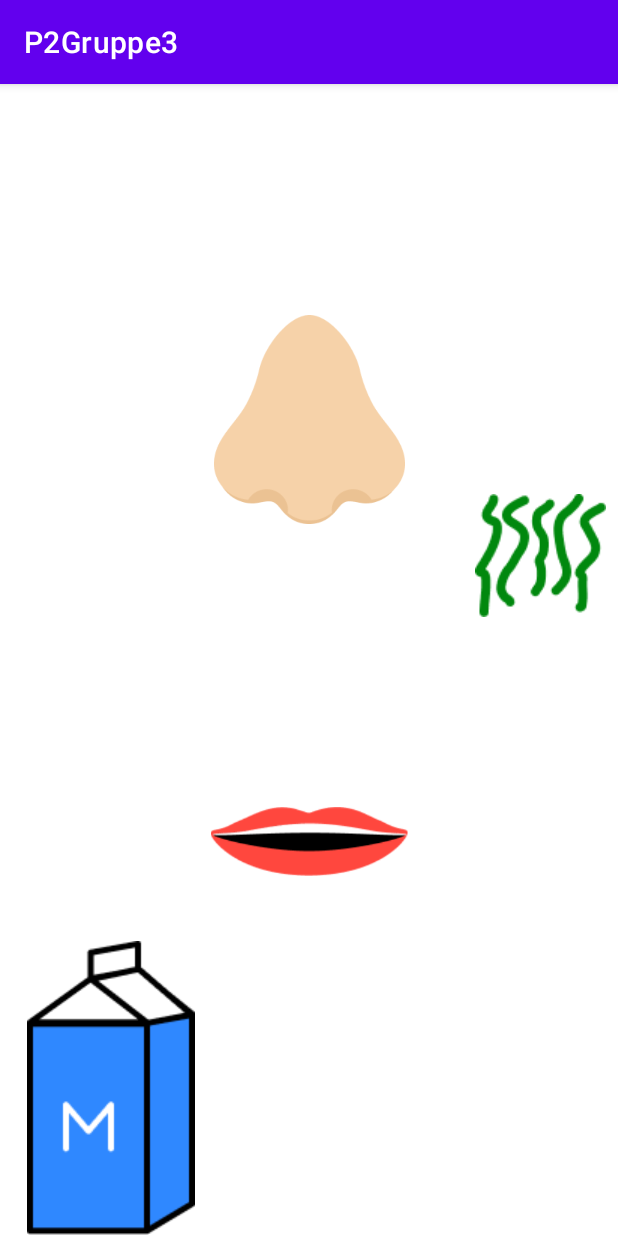
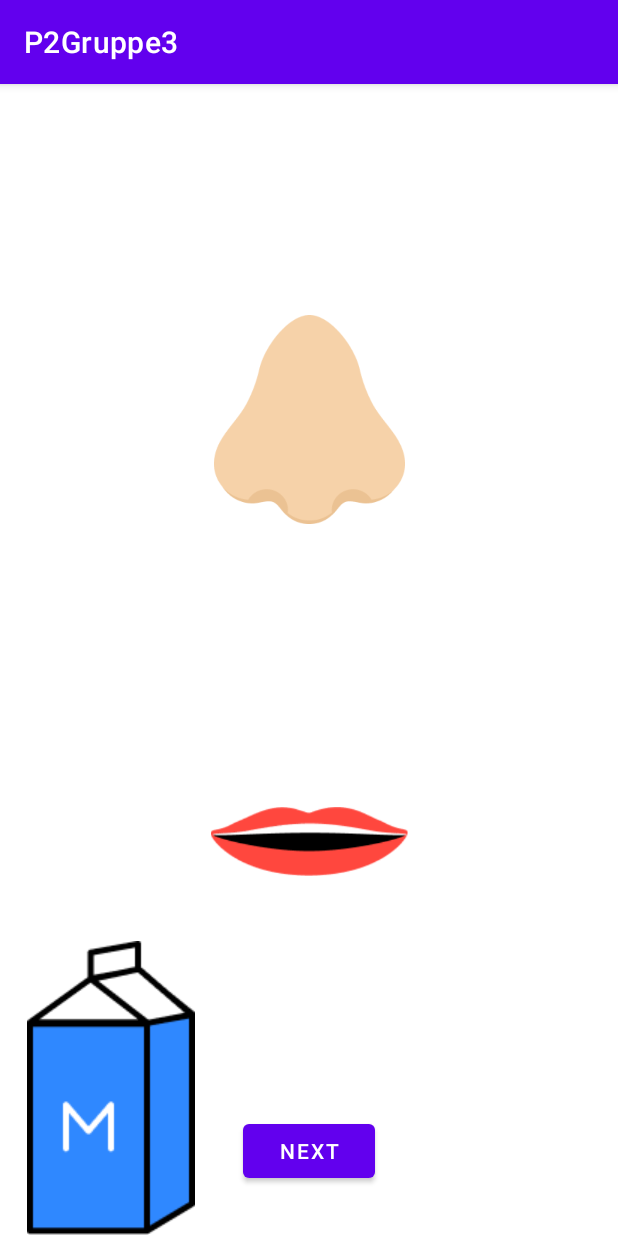
Before and after one commit to MishiMads/P2Gruppe3, an Android app: the MiniGame1 screen opened directly, with no data from a screen before it, after a tap on an icon or button, on a phone screen of 412 x 824 dp. Run offline under Robolectric (Android 15) with nearby library versions, the phone set to English and light mode, and no system bars.

Commit message:
Mini game 1 DONE

```diff
--- a/app/src/main/java/com/example/p2gruppe3/MiniGame1.java
+++ b/app/src/main/java/com/example/p2gruppe3/MiniGame1.java
@@ -2,54 +2,87 @@ package com.example.p2gruppe3;
 
 import androidx.appcompat.app.AppCompatActivity;
 
+import android.media.Image;
 import android.os.Bundle;
 import android.view.View;
+import android.widget.Button;
 import android.widget.ImageButton;
 import android.widget.ImageView;
 
 public class MiniGame1 extends AppCompatActivity {
-private static ImageView goodNose;
+
+    private static ImageView goodMilk;
+    private static ImageView badMilk;
 private static ImageView neutralMouth;
 private static ImageView happyMouth;
 private static ImageView badMouth;
 private static ImageView bad;
-    private static ImageButton badMilkImgButton;
+private static ImageView Stank;
+private static ImageView Stank2;
+private static ImageButton badMilkButton;
+private static ImageButton goodMilkButton;
+private static ImageButton badEggButton;
+private static ImageButton goodEggButton;
+private static ImageButton badMeatButton;
+private static ImageButton goodMeatButton;
 
-    private static ImageButton goodMilkImgButton;
-    private int currentImage;
-    int[] images={R.drawable.good_nose,R.drawable.bad_nose__1_};
-
-
-    public static void setters(ImageView badNose) {
-        MiniGame1.bad = bad;
-
-    }
-
-    public static void setGoodMilkImgButton(ImageButton goodMilkImgButton) {
-        MiniGame1.goodMilkImgButton = goodMilkImgButton;
-    }
+private static Button nextButton;
+private int nextBtn = 0;
 
     @Override
     protected void onCreate(Bundle savedInstanceState) {
         super.onCreate(savedInstanceState);
         setContentView(R.layout.activity_mini_game1);
+
+        goodMilk=(ImageView)findViewById(R.id.goodMilk);
+        goodMilkButtonClick();
+
+        badMilk=(ImageView)findViewById(R.id.badMilk);
         badMilkButtonClick();
-        goodMilkButtonClick();
+
         bad=(ImageView)findViewById(R.id.bad);
         bad.setVisibility(View.INVISIBLE);
+
+        Stank=(ImageView)findViewById(R.id.Stank);
+
         neutralMouth=(ImageView)findViewById(R.id.neutralMouth);
         neutralMouth.setVisibility(View.VISIBLE);
+
         badMouth=(ImageView)findViewById(R.id.badMouth);
         badMouth.setVisibility(View.INVISIBLE);
+
         happyMouth=(ImageView)findViewById(R.id.happyMouth);
         happyMouth.setVisibility(View.INVISIBLE);
+
+        nextButton=(Button)findViewById(R.id.nextButton);
+        nextButton.setVisibility(View.INVISIBLE);
+        nextButtonClick();
+
+        goodEggButton=(ImageButton)findViewById(R.id.goodEgg);
+        goodEggButton.setVisibility(View.INVISIBLE);
+        goodEggButtonClick();
+
+        badEggButton=(ImageButton)findViewById(R.id.badEgg);
+        badEggButton.setVisibility(View.INVISIBLE);
+        badEggButtonClick();
+
+        Stank2=(ImageView)findViewById(R.id.Stank2);
+        Stank2.setVisibility(View.INVISIBLE);
+
+        goodMeatButton=(ImageButton)findViewById(R.id.goodMeat);
+        goodMeatButton.setVisibility(View.INVISIBLE);
+        goodMeatButtonClick();
+
+        badMeatButton=(ImageButton)findViewById(R.id.badMeat);
+        badMeatButton.setVisibility(View.INVISIBLE);
+        badMeatButtonClick();
     }
 
     public void badMilkButtonClick() {
-        goodNose = (ImageView) findViewById(R.id.goodNose);
-        badMilkImgButton = (ImageButton) findViewById(R.id.badMilk);
 
-        badMilkImgButton.setOnClickListener(
+        badMilkButton = (ImageButton) findViewById(R.id.badMilk);
+
+        badMilkButton.setOnClickListener(
                 new View.OnClickListener() {
                     @Override
                     public void onClick(View view) {
@@ -58,15 +91,16 @@ private static ImageView bad;
                         neutralMouth.setVisibility(View.INVISIBLE);
                         happyMouth.setVisibility(View.INVISIBLE);
                         badMouth.setVisibility(View.VISIBLE);
+                        nextButton.setVisibility(View.INVISIBLE);
                     }
                 }
         );
     }
     public void goodMilkButtonClick() {
-            goodNose = (ImageView) findViewById(R.id.goodNose);
-            goodMilkImgButton = (ImageButton) findViewById(R.id.goodMilk);
 
-            goodMilkImgButton.setOnClickListener(
+            goodMilkButton = (ImageButton) findViewById(R.id.goodMilk);
+
+            goodMilkButton.setOnClickListener(
                     new View.OnClickListener() {
                         @Override
                         public void onClick(View view) {
@@ -75,10 +109,138 @@ private static ImageView bad;
                             badMouth.setVisibility(View.INVISIBLE);
                             neutralMouth.setVisibility(View.INVISIBLE);
                             happyMouth.setVisibility(View.VISIBLE);
+                            nextButton.setVisibility(View.VISIBLE);
+                            badMilkButton.setVisibility(View.INVISIBLE);
+                            Stank.setVisibility(View.INVISIBLE);
                         }
                     }
             );
-
     }
 
+    public void badEggButtonClick() {
+
+        badEggButton = (ImageButton) findViewById(R.id.badEgg);
+
+        badEggButton.setOnClickListener(
+                new View.OnClickListener() {
+                    @Override
+                    public void onClick(View view) {
+
+                        bad.setVisibility(View.VISIBLE);
+                        neutralMouth.setVisibility(View.INVISIBLE);
+                        happyMouth.setVisibility(View.INVISIBLE);
+                        badMouth.setVisibility(View.VISIBLE);
+                        nextButton.setVisibility(View.INVISIBLE);
+                    }
+                }
+        );
+    }
+
+    public void goodEggButtonClick() {
+
+        goodEggButton = (ImageButton) findViewById(R.id.goodEgg);
+
+        goodEggButton.setOnClickListener(
+                new View.OnClickListener() {
+                    @Override
+                    public void onClick(View view) {
+
+                        bad.setVisibility(View.INVISIBLE);
+                        neutralMouth.setVisibility(View.INVISIBLE);
+                        happyMouth.setVisibility(View.VISIBLE);
+                        badMouth.setVisibility(View.INVISIBLE);
+                        nextButton.setVisibility(View.VISIBLE);
+                        badEggButton.setVisibility(View.INVISIBLE);
+                        Stank2.setVisibility(View.INVISIBLE);
+                    }
+                }
+        );
+    }
+
+    public void badMeatButtonClick() {
+
+        badMeatButton = (ImageButton) findViewById(R.id.badMeat);
+
+        badMeatButton.setOnClickListener(
+                new View.OnClickListener() {
+                    @Override
+                    public void onClick(View view) {
+
+                        bad.setVisibility(View.VISIBLE);
+                        neutralMouth.setVisibility(View.INVISIBLE);
+                        happyMouth.setVisibility(View.INVISIBLE);
+                        badMouth.setVisibility(View.VISIBLE);
+                        nextButton.setVisibility(View.INVISIBLE);
+                    }
+                }
+        );
+    }
+
+    public void goodMeatButtonClick() {
+
+        goodMeatButton = (ImageButton) findViewById(R.id.goodMeat);
+
+        goodMeatButton.setOnClickListener(
+                new View.OnClickListener() {
+                    @Override
+                    public void onClick(View view) {
+
+                        bad.setVisibility(View.INVISIBLE);
+                        neutralMouth.setVisibility(View.INVISIBLE);
+                        happyMouth.setVisibility(View.VISIBLE);
+                        badMouth.setVisibility(View.INVISIBLE);
+                        nextButton.setVisibility(View.VISIBLE);
+                        badMeatButton.setVisibility(View.INVISIBLE);
+                        Stank2.setVisibility(View.INVISIBLE);
+                    }
+                }
+        );
+    }
+
+    public void nextButtonClick() {
+        nextButton = (Button) findViewById(R.id.nextButton);
+        nextButton.setOnClickListener(
+                new View.OnClickListener() {
+                    @Override
+                    public void onClick(View view) {
+
+                        nextBtn++;
+
+                        if(nextBtn == 1) {
+                            neutralMouth.setVisibility(View.VISIBLE);
+                            bad.setVisibility(View.INVISIBLE);
+                            happyMouth.setVisibility(View.INVISIBLE);
+                            goodMilk.setVisibility(View.INVISIBLE);
+                            badMilk.setVisibility(View.INVISIBLE);
+                            nextButton.setVisibility(View.INVISIBLE);
+                            badEggButton.setVisibility(View.VISIBLE);
+                            goodEggButton.setVisibility(View.VISIBLE);
+                            Stank2.setVisibility(View.VISIBLE);
+                            Stank.setVisibility(View.INVISIBLE);
+                        }
+
+                        if(nextBtn == 2) {
+                            neutralMouth.setVisibility(View.VISIBLE);
+                            bad.setVisibility(View.INVISIBLE);
+                            happyMouth.setVisibility(View.INVISIBLE);
+                            Stank.setVisibility(View.INVISIBLE);
+                            nextButton.setVisibility(View.INVISIBLE);
+                            badEggButton.setVisibility(View.INVISIBLE);
+                            goodEggButton.setVisibility(View.INVISIBLE);
+                            goodMeatButton.setVisibility(View.VISIBLE);
+                            badMeatButton.setVisibility(View.VISIBLE);
+                            Stank2.setVisibility(View.VISIBLE);
+                        }
+
+                        if(nextBtn == 3) {
+                            neutralMouth.setVisibility(View.INVISIBLE);
+                            bad.setVisibility(View.INVISIBLE);
+                            happyMouth.setVisibility(View.VISIBLE);
+                            Stank.setVisibility(View.INVISIBLE);
+                            nextButton.setVisibility(View.INVISIBLE);
+                        }
+                    }
+                }
+        );
+    }
 }
--- a/app/src/main/res/layout/activity_mini_game1.xml
+++ b/app/src/main/res/layout/activity_mini_game1.xml
@@ -26,7 +26,8 @@
         android:backgroundTint="#FFFFFFFF"
         app:layout_constraintBottom_toBottomOf="parent"
         app:layout_constraintStart_toStartOf="parent"
-        app:srcCompat="@drawable/milk" />
+        app:srcCompat="@drawable/milk"
+        tools:visibility="invisible" />
 
     <ImageButton
         android:id="@+id/badMilk"
@@ -38,7 +39,8 @@
         app:layout_constraintStart_toStartOf="parent"
         app:layout_constraintTop_toTopOf="parent"
         app:layout_constraintVertical_bias="1.0"
-        app:srcCompat="@drawable/milk" />
+        app:srcCompat="@drawable/milk"
+        tools:visibility="invisible" />
 
     <ImageView
         android:id="@+id/bad"
@@ -63,7 +65,8 @@
         app:layout_constraintStart_toStartOf="parent"
         app:layout_constraintTop_toTopOf="parent"
         app:layout_constraintVertical_bias="0.398"
-        app:srcCompat="@drawable/stank" />
+        app:srcCompat="@drawable/stank"
+        tools:visibility="invisible" />
 
     <ImageView
         android:id="@+id/neutralMouth"
@@ -101,7 +104,87 @@
         app:layout_constraintTop_toTopOf="parent"
         app:layout_constraintVertical_bias="0.668"
         app:srcCompat="@drawable/happy_mouth"
-        tools:visibility="visible" />
+        tools:visibility="invisible" />
+
+    <Button
+        android:id="@+id/nextButton"
+        android:layout_width="wrap_content"
+        android:layout_height="wrap_content"
+        android:text="Next"
+        app:layout_constraintBottom_toBottomOf="parent"
+        app:layout_constraintEnd_toEndOf="parent"
+        app:layout_constraintHorizontal_bias="0.499"
+        app:layout_constraintStart_toStartOf="parent"
+        app:layout_constraintTop_toTopOf="parent"
+        app:layout_constraintVertical_bias="0.955"
+        tools:visibility="invisible" />
+
+    <ImageButton
+        android:id="@+id/goodEgg"
+        android:layout_width="wrap_content"
+        android:layout_height="wrap_content"
+        android:backgroundTint="#FFFFFF"
+        app:layout_constraintBottom_toBottomOf="parent"
+        app:layout_constraintEnd_toEndOf="parent"
+        app:layout_constraintHorizontal_bias="0.007"
+        app:layout_constraintStart_toStartOf="parent"
+        app:layout_constraintTop_toTopOf="parent"
+        app:layout_constraintVertical_bias="0.979"
+        app:srcCompat="@drawable/goodegg"
+        tools:visibility="invisible" />
+
+    <ImageButton
+        android:id="@+id/badEgg"
+        android:layout_width="wrap_content"
+        android:layout_height="wrap_content"
+        android:backgroundTint="#FFFFFF"
+        app:layout_constraintBottom_toBottomOf="parent"
+        app:layout_constraintEnd_toEndOf="parent"
+        app:layout_constraintHorizontal_bias="0.973"
+        app:layout_constraintStart_toStartOf="parent"
+        app:layout_constraintTop_toTopOf="parent"
+        app:layout_constraintVertical_bias="0.955"
+        app:srcCompat="@drawable/badegg"
+        tools:visibility="invisible" />
+
+    <ImageButton
+        android:id="@+id/badMeat"
+        android:layout_width="171dp"
+        android:layout_height="166dp"
+        android:backgroundTint="#FFFFFF"
+        app:layout_constraintBottom_toBottomOf="parent"
+        app:layout_constraintEnd_toEndOf="parent"
+        app:layout_constraintHorizontal_bias="0.96"
+        app:layout_constraintStart_toStartOf="parent"
+        app:layout_constraintTop_toTopOf="parent"
+        app:layout_constraintVertical_bias="0.955"
+        app:srcCompat="@drawable/badmeat" />
+
+    <ImageButton
+        android:id="@+id/goodMeat"
+        android:layout_width="171dp"
+        android:layout_height="166dp"
+        android:backgroundTint="#FFFFFF"
+        app:layout_constraintBottom_toBottomOf="parent"
+        app:layout_constraintEnd_toEndOf="parent"
+        app:layout_constraintHorizontal_bias="0.027"
+        app:layout_constraintStart_toStartOf="parent"
+        app:layout_constraintTop_toTopOf="parent"
+        app:layout_constraintVertical_bias="0.955"
+        app:srcCompat="@drawable/goodmeat" />
+
+    <ImageView
+        android:id="@+id/Stank2"
+        android:layout_width="wrap_content"
+        android:layout_height="wrap_content"
+        app:layout_constraintBottom_toBottomOf="@+id/badMilk"
+        app:layout_constraintEnd_toEndOf="parent"
+        app:layout_constraintHorizontal_bias="0.905"
+        app:layout_constraintStart_toStartOf="parent"
+        app:layout_constraintTop_toTopOf="parent"
+        app:layout_constraintVertical_bias="0.513"
+        app:srcCompat="@drawable/stank"
+        tools:visibility="invisible" />
 
 
 </androidx.constraintlayout.widget.ConstraintLayout>
```
Also changed, not shown: app/src/main/res/drawable/badegg.png (added), app/src/main/res/drawable/badmeat.png (added), app/src/main/res/drawable/goodegg.png (added), app/src/main/res/drawable/goodmeat.png (added).
